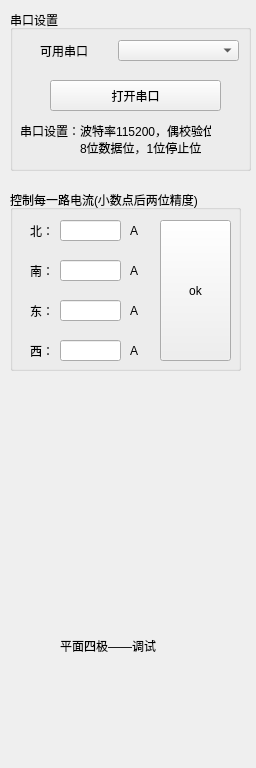
This is Debug_Pole.ui in MagicalAstronomy/MagentOperation as Qt 5 draws it before an edit. The edited form follows.
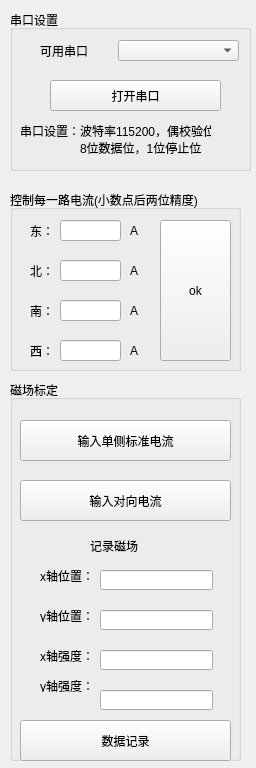
This is the edited form.

```diff
--- a/Debug_Pole.ui
+++ b/Debug_Pole.ui
@@ -13,19 +13,6 @@
   <property name="windowTitle">
    <string>Debug_Pole</string>
   </property>
-  <widget class="QLabel" name="label">
-   <property name="geometry">
-    <rect>
-     <x>60</x>
-     <y>630</y>
-     <width>111</width>
-     <height>31</height>
-    </rect>
-   </property>
-   <property name="text">
-    <string>平面四极——调试</string>
-   </property>
-  </widget>
   <widget class="QGroupBox" name="groupBox">
    <property name="geometry">
     <rect>
@@ -176,7 +163,7 @@
      </rect>
     </property>
     <property name="text">
-     <string>北：</string>
+     <string>东：</string>
     </property>
    </widget>
    <widget class="QLabel" name="label_6">
@@ -189,7 +176,7 @@
      </rect>
     </property>
     <property name="text">
-     <string>南：</string>
+     <string>北：</string>
     </property>
    </widget>
    <widget class="QLabel" name="label_7">
@@ -202,7 +189,7 @@
      </rect>
     </property>
     <property name="text">
-     <string>东：：</string>
+     <string>南：</string>
     </property>
    </widget>
    <widget class="QLabel" name="label_8">
@@ -271,6 +258,163 @@
     </property>
    </widget>
   </widget>
+  <widget class="QGroupBox" name="groupBox_3">
+   <property name="geometry">
+    <rect>
+     <x>10</x>
+     <y>380</y>
+     <width>231</width>
+     <height>381</height>
+    </rect>
+   </property>
+   <property name="title">
+    <string>磁场标定</string>
+   </property>
+   <widget class="QPushButton" name="pushButton">
+    <property name="geometry">
+     <rect>
+      <x>10</x>
+      <y>40</y>
+      <width>211</width>
+      <height>41</height>
+     </rect>
+    </property>
+    <property name="text">
+     <string>输入单侧标准电流</string>
+    </property>
+   </widget>
+   <widget class="QPushButton" name="pushButton_2">
+    <property name="geometry">
+     <rect>
+      <x>10</x>
+      <y>100</y>
+      <width>211</width>
+      <height>41</height>
+     </rect>
+    </property>
+    <property name="text">
+     <string>输入对向电流</string>
+    </property>
+   </widget>
+   <widget class="QLineEdit" name="lineEdit">
+    <property name="geometry">
+     <rect>
+      <x>90</x>
+      <y>190</y>
+      <width>113</width>
+      <height>20</height>
+     </rect>
+    </property>
+   </widget>
+   <widget class="QLabel" name="label">
+    <property name="geometry">
+     <rect>
+      <x>80</x>
+      <y>160</y>
+      <width>54</width>
+      <height>12</height>
+     </rect>
+    </property>
+    <property name="text">
+     <string>记录磁场</string>
+    </property>
+   </widget>
+   <widget class="QLabel" name="label_13">
+    <property name="geometry">
+     <rect>
+      <x>30</x>
+      <y>190</y>
+      <width>54</width>
+      <height>12</height>
+     </rect>
+    </property>
+    <property name="text">
+     <string>x轴位置：</string>
+    </property>
+   </widget>
+   <widget class="QLabel" name="label_14">
+    <property name="geometry">
+     <rect>
+      <x>30</x>
+      <y>230</y>
+      <width>54</width>
+      <height>12</height>
+     </rect>
+    </property>
+    <property name="text">
+     <string>y轴位置：</string>
+    </property>
+   </widget>
+   <widget class="QLabel" name="label_15">
+    <property name="geometry">
+     <rect>
+      <x>30</x>
+      <y>270</y>
+      <width>54</width>
+      <height>12</height>
+     </rect>
+    </property>
+    <property name="text">
+     <string>x轴强度：</string>
+    </property>
+   </widget>
+   <widget class="QLabel" name="label_16">
+    <property name="geometry">
+     <rect>
+      <x>30</x>
+      <y>300</y>
+      <width>54</width>
+      <height>12</height>
+     </rect>
+    </property>
+    <property name="text">
+     <string>y轴强度：</string>
+    </property>
+   </widget>
+   <widget class="QLineEdit" name="lineEdit_2">
+    <property name="geometry">
+     <rect>
+      <x>90</x>
+      <y>230</y>
+      <width>113</width>
+      <height>20</height>
+     </rect>
+    </property>
+   </widget>
+   <widget class="QLineEdit" name="lineEdit_3">
+    <property name="geometry">
+     <rect>
+      <x>90</x>
+      <y>270</y>
+      <width>113</width>
+      <height>20</height>
+     </rect>
+    </property>
+   </widget>
+   <widget class="QLineEdit" name="lineEdit_4">
+    <property name="geometry">
+     <rect>
+      <x>90</x>
+      <y>310</y>
+      <width>113</width>
+      <height>20</height>
+     </rect>
+    </property>
+   </widget>
+   <widget class="QPushButton" name="pushButton_3">
+    <property name="geometry">
+     <rect>
+      <x>10</x>
+      <y>340</y>
+      <width>211</width>
+      <height>41</height>
+     </rect>
+    </property>
+    <property name="text">
+     <string>数据记录</string>
+    </property>
+   </widget>
+  </widget>
  </widget>
  <layoutdefault spacing="6" margin="11"/>
  <resources/>
```
Left out of the diff: 8 changed lines with no effect on the pictures.
